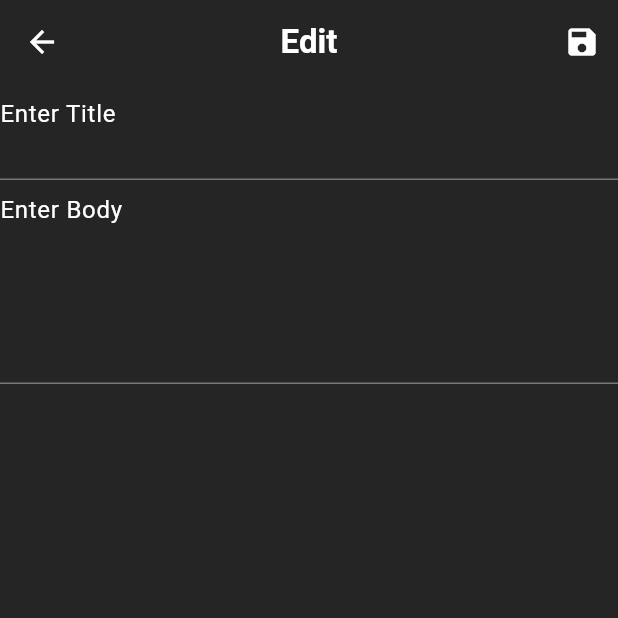
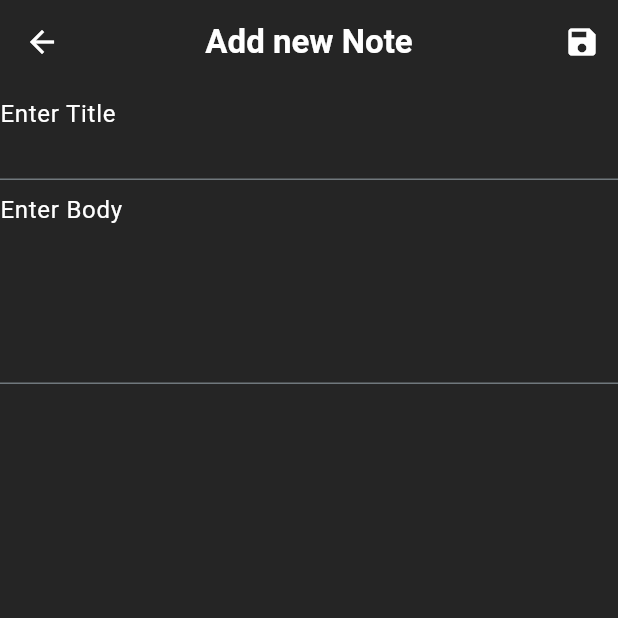
Before and after one commit to osama-2002/simple-notes-app, a Flutter app: the EditPage screen opened directly, on a phone screen of 412 x 824 dp, the top half of it. Run offline on Flutter 3.47's test engine with Material 3 defaults, Android fonts, the phone set to English and light mode, and no system bars; our stand-ins replace cached_network_image, salomon_bottom_bar, shared_preferences, sqflite; accounts and stored records are empty.

Commit message:
fixed bugs

```diff
--- a/lib/pages/edit_page.dart
+++ b/lib/pages/edit_page.dart
@@ -5,7 +5,7 @@ import 'package:notes/shared.dart';
 // ignore: must_be_immutable
 class EditPage extends StatefulWidget {
   Map note;
-  EditPage({required this.note, super.key});
+  EditPage(this.note, {super.key});
 
   @override
   State<EditPage> createState() => _EditPageState();
@@ -22,7 +22,9 @@ class _EditPageState extends State<EditPage> {
       isNote = true;
       titleController.text = widget.note['title']!;
       bodyController.text = widget.note['body']!;
+      editMode = true;
     }
+    print(widget.note.toString());
     super.initState();
   }
 
@@ -30,8 +32,13 @@ class _EditPageState extends State<EditPage> {
   Widget build(BuildContext context) {
     return Scaffold(
       appBar: AppBar(
-        title: const Text(
+        title: isNote ? const Text(
           "Edit",
+          style: TextStyle(
+            fontWeight: FontWeight.bold,
+          ),
+        ) : const Text(
+          "Add new Note",
           style: TextStyle(
             fontWeight: FontWeight.bold,
           ),
@@ -55,10 +62,10 @@ class _EditPageState extends State<EditPage> {
                 Map<String, dynamic> note = {
                   'title': titleController.text.toString(),
                   'body': bodyController.text.toString(),
-                  'userId': userData['userId'],
+                  'userId': userData['id'],
                   'id': widget.note['id'],
                 };
-                db.updateData(note).then((value) {
+                await db.updateData(note).then((value) {
                   Navigator.pop(context, note);
                 });
               } else {
@@ -67,8 +74,7 @@ class _EditPageState extends State<EditPage> {
                 Map<String, dynamic> note = {
                   'title': titleController.text.toString(),
                   'body': bodyController.text.toString(),
-                  'userId': userData['userId'],
-                  'id': widget.note['id'],
+                  'userId': userData['id'],
                 };
                 await db.insertData(note).then((value) {
                   Navigator.pop(context, note);
```
Also changed, not shown: lib/pages/home_page.dart (+4 -4 lines), 1 other file.
